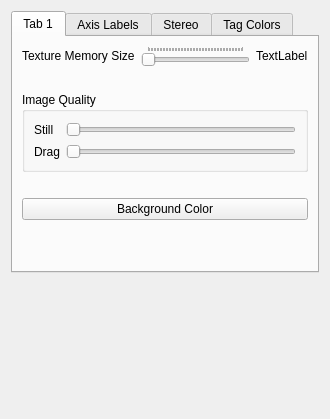
The window that src/preferenceswidget.ui (antonmx/posmotri) describes before a commit, drawn with Qt 5.
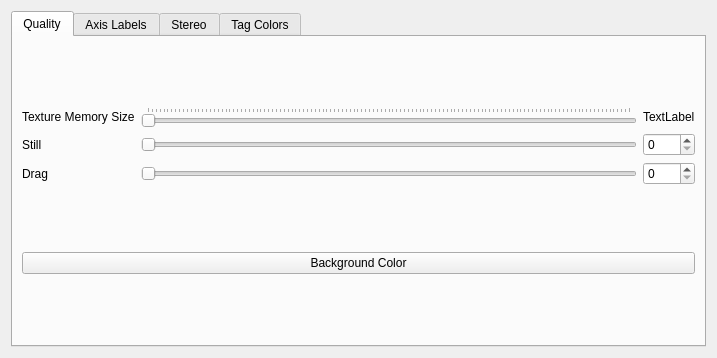
The same window after the commit.

Patch:
```diff
--- a/src/preferenceswidget.ui
+++ b/src/preferenceswidget.ui
@@ -6,8 +6,8 @@
    <rect>
     <x>0</x>
     <y>0</y>
-    <width>330</width>
-    <height>419</height>
+    <width>717</width>
+    <height>358</height>
    </rect>
   </property>
   <property name="sizePolicy">
@@ -16,18 +16,6 @@
     <verstretch>0</verstretch>
    </sizepolicy>
   </property>
-  <property name="minimumSize">
-   <size>
-    <width>220</width>
-    <height>200</height>
-   </size>
-  </property>
-  <property name="maximumSize">
-   <size>
-    <width>1000</width>
-    <height>1000</height>
-   </size>
-  </property>
   <property name="windowTitle">
    <string>Preferences</string>
   </property>
@@ -42,37 +30,18 @@
      </property>
      <widget class="QWidget" name="tab">
       <attribute name="title">
-       <string>Tab 1</string>
+       <string>Quality</string>
       </attribute>
       <layout class="QVBoxLayout">
        <item>
-        <layout class="QHBoxLayout">
-         <item>
-          <widget class="QLabel" name="label_10">
-           <property name="toolTip">
-            <string>&lt;!DOCTYPE HTML PUBLIC &quot;-//W3C//DTD HTML 4.0//EN&quot; &quot;http://www.w3.org/TR/REC-html40/strict.dtd&quot;&gt;
-&lt;html&gt;&lt;head&gt;&lt;meta name=&quot;qrichtext&quot; content=&quot;1&quot; /&gt;&lt;style type=&quot;text/css&quot;&gt;
-p, li { white-space: pre-wrap; }
-&lt;/style&gt;&lt;/head&gt;&lt;body style=&quot; font-family:'MS Shell Dlg 2'; font-size:8.25pt; font-weight:400; font-style:normal;&quot;&gt;
-&lt;p style=&quot; margin-top:0px; margin-bottom:0px; margin-left:0px; margin-right:0px; -qt-block-indent:0; text-indent:0px; font-size:8pt;&quot;&gt;&lt;span style=&quot; font-size:12pt;&quot;&gt;Specifies the texture memory that the graphics card has.  Drishti will try to fit in selected subvolume within the texture memory.  If it cannot be done then the volume is subsampled till it can be fit into the texture memory.&lt;/span&gt;&lt;/p&gt;
-&lt;p style=&quot;-qt-paragraph-type:empty; margin-top:0px; margin-bottom:0px; margin-left:0px; margin-right:0px; -qt-block-indent:0; text-indent:0px; font-size:12pt;&quot;&gt;&lt;/p&gt;
-&lt;p style=&quot; margin-top:0px; margin-bottom:0px; margin-left:0px; margin-right:0px; -qt-block-indent:0; text-indent:0px; font-size:12pt;&quot;&gt;Texture memory is used to store, apart from the volume data, other buffers that are needed for proper working of Drishti.&lt;/p&gt;&lt;/body&gt;&lt;/html&gt;</string>
-           </property>
-           <property name="whatsThis">
-            <string/>
-           </property>
-           <property name="text">
-            <string>Texture Memory Size</string>
-           </property>
-          </widget>
-         </item>
-         <item>
+        <layout class="QGridLayout" name="gridLayout">
+         <item row="0" column="1">
           <widget class="QSlider" name="m_textureMemorySize">
            <property name="minimum">
             <number>128</number>
            </property>
            <property name="maximum">
-            <number>8192</number>
+            <number>16000</number>
            </property>
            <property name="singleStep">
             <number>32</number>
@@ -91,63 +60,17 @@
            </property>
           </widget>
          </item>
-         <item>
-          <widget class="QLabel" name="label_12">
+         <item row="1" column="0">
+          <widget class="QLabel" name="label_6">
            <property name="text">
-            <string>TextLabel</string>
+            <string>Still</string>
            </property>
           </widget>
          </item>
-        </layout>
-       </item>
-       <item>
-        <spacer>
-         <property name="orientation">
-          <enum>Qt::Vertical</enum>
-         </property>
-         <property name="sizeType">
-          <enum>QSizePolicy::Minimum</enum>
-         </property>
-         <property name="sizeHint" stdset="0">
-          <size>
-           <width>20</width>
-           <height>20</height>
-          </size>
-         </property>
-        </spacer>
-       </item>
-       <item>
-        <widget class="QGroupBox" name="groupBox_2">
-         <property name="minimumSize">
-          <size>
-           <width>10</width>
-           <height>80</height>
-          </size>
-         </property>
-         <property name="maximumSize">
-          <size>
-           <width>1000</width>
-           <height>1000</height>
-          </size>
-         </property>
-         <property name="title">
-          <string>Image Quality</string>
-         </property>
-         <property name="checkable">
-          <bool>false</bool>
-         </property>
-         <layout class="QGridLayout">
-          <item row="0" column="0">
-           <widget class="QLabel" name="label_6">
-            <property name="text">
-             <string>Still</string>
-            </property>
-           </widget>
-          </item>
-          <item row="0" column="1">
-           <widget class="QSlider" name="m_still">
-            <property name="toolTip">
-             <string>&lt;!DOCTYPE HTML PUBLIC &quot;-//W3C//DTD HTML 4.0//EN&quot; &quot;http://www.w3.org/TR/REC-html40/strict.dtd&quot;&gt;
+         <item row="1" column="1">
+          <widget class="QSlider" name="m_still">
+           <property name="toolTip">
+            <string>&lt;!DOCTYPE HTML PUBLIC &quot;-//W3C//DTD HTML 4.0//EN&quot; &quot;http://www.w3.org/TR/REC-html40/strict.dtd&quot;&gt;
 &lt;html&gt;&lt;head&gt;&lt;meta name=&quot;qrichtext&quot; content=&quot;1&quot; /&gt;&lt;style type=&quot;text/css&quot;&gt;
 p, li { white-space: pre-wrap; }
 &lt;/style&gt;&lt;/head&gt;&lt;body style=&quot; font-family:'MS Shell Dlg 2'; font-size:8.25pt; font-weight:400; font-style:normal;&quot;&gt;
@@ -156,23 +79,37 @@
 &lt;p style=&quot; margin-top:0px; margin-bottom:0px; margin-left:0px; margin-right:0px; -qt-block-indent:0; text-indent:0px; font-size:12pt;&quot;&gt;The slider position is used to calculate number of interpolated samples per voxel.  Higher the number of samples better is the image quality.&lt;/p&gt;
 &lt;p style=&quot;-qt-paragraph-type:empty; margin-top:0px; margin-bottom:0px; margin-left:0px; margin-right:0px; -qt-block-indent:0; text-indent:0px; font-size:12pt;&quot;&gt;&lt;/p&gt;
 &lt;p style=&quot; margin-top:0px; margin-bottom:0px; margin-left:0px; margin-right:0px; -qt-block-indent:0; text-indent:0px; font-size:12pt;&quot;&gt;Image rendering might become slower for higher values.&lt;/p&gt;&lt;/body&gt;&lt;/html&gt;</string>
-            </property>
-            <property name="orientation">
-             <enum>Qt::Horizontal</enum>
-            </property>
-           </widget>
-          </item>
-          <item row="1" column="0">
-           <widget class="QLabel" name="label_7">
-            <property name="text">
-             <string>Drag</string>
-            </property>
-           </widget>
-          </item>
-          <item row="1" column="1">
-           <widget class="QSlider" name="m_drag">
-            <property name="toolTip">
-             <string>&lt;!DOCTYPE HTML PUBLIC &quot;-//W3C//DTD HTML 4.0//EN&quot; &quot;http://www.w3.org/TR/REC-html40/strict.dtd&quot;&gt;
+           </property>
+           <property name="orientation">
+            <enum>Qt::Horizontal</enum>
+           </property>
+          </widget>
+         </item>
+         <item row="0" column="2">
+          <widget class="QLabel" name="label_12">
+           <property name="text">
+            <string>TextLabel</string>
+           </property>
+          </widget>
+         </item>
+         <item row="0" column="0">
+          <widget class="QLabel" name="label_10">
+           <property name="text">
+            <string>Texture Memory Size</string>
+           </property>
+          </widget>
+         </item>
+         <item row="2" column="0">
+          <widget class="QLabel" name="label_7">
+           <property name="text">
+            <string>Drag</string>
+           </property>
+          </widget>
+         </item>
+         <item row="2" column="1">
+          <widget class="QSlider" name="m_drag">
+           <property name="toolTip">
+            <string>&lt;!DOCTYPE HTML PUBLIC &quot;-//W3C//DTD HTML 4.0//EN&quot; &quot;http://www.w3.org/TR/REC-html40/strict.dtd&quot;&gt;
 &lt;html&gt;&lt;head&gt;&lt;meta name=&quot;qrichtext&quot; content=&quot;1&quot; /&gt;&lt;style type=&quot;text/css&quot;&gt;
 p, li { white-space: pre-wrap; }
 &lt;/style&gt;&lt;/head&gt;&lt;body style=&quot; font-family:'MS Shell Dlg 2'; font-size:8.25pt; font-weight:400; font-style:normal;&quot;&gt;
@@ -181,30 +118,19 @@
 &lt;p style=&quot; margin-top:0px; margin-bottom:0px; margin-left:0px; margin-right:0px; -qt-block-indent:0; text-indent:0px; font-size:12pt;&quot;&gt;The slider position is used to calculate number of interpolated samples per voxel.  Higher the number of samples better is the image quality.&lt;/p&gt;
 &lt;p style=&quot;-qt-paragraph-type:empty; margin-top:0px; margin-bottom:0px; margin-left:0px; margin-right:0px; -qt-block-indent:0; text-indent:0px; font-size:12pt;&quot;&gt;&lt;/p&gt;
 &lt;p style=&quot; margin-top:0px; margin-bottom:0px; margin-left:0px; margin-right:0px; -qt-block-indent:0; text-indent:0px; font-size:12pt;&quot;&gt;Set the slider position to a smaller value in order to maintain interactivity.  Image will be drawn with smaller number of samples, in turn boosting the rendering speed.  The image quality will degrade for lower values.&lt;/p&gt;&lt;/body&gt;&lt;/html&gt;</string>
-            </property>
-            <property name="orientation">
-             <enum>Qt::Horizontal</enum>
-            </property>
-           </widget>
-          </item>
-         </layout>
-        </widget>
-       </item>
-       <item>
-        <spacer>
-         <property name="orientation">
-          <enum>Qt::Vertical</enum>
-         </property>
-         <property name="sizeType">
-          <enum>QSizePolicy::Minimum</enum>
-         </property>
-         <property name="sizeHint" stdset="0">
-          <size>
-           <width>20</width>
-           <height>20</height>
-          </size>
-         </property>
-        </spacer>
+           </property>
+           <property name="orientation">
+            <enum>Qt::Horizontal</enum>
+           </property>
+          </widget>
+         </item>
+         <item row="1" column="2">
+          <widget class="QSpinBox" name="m_stillSB"/>
+         </item>
+         <item row="2" column="2">
+          <widget class="QSpinBox" name="m_dragSB"/>
+         </item>
+        </layout>
        </item>
        <item>
         <widget class="QPushButton" name="m_bgcolor">
@@ -220,19 +146,6 @@
          </property>
         </widget>
        </item>
-       <item>
-        <spacer>
-         <property name="orientation">
-          <enum>Qt::Vertical</enum>
-         </property>
-         <property name="sizeHint" stdset="0">
-          <size>
-           <width>20</width>
-           <height>40</height>
-          </size>
-         </property>
-        </spacer>
-       </item>
       </layout>
      </widget>
      <widget class="QWidget" name="tab_2">
@@ -590,19 +503,6 @@
      </widget>
     </widget>
    </item>
-   <item>
-    <spacer>
-     <property name="orientation">
-      <enum>Qt::Vertical</enum>
-     </property>
-     <property name="sizeHint" stdset="0">
-      <size>
-       <width>20</width>
-       <height>40</height>
-      </size>
-     </property>
-    </spacer>
-   </item>
   </layout>
  </widget>
  <resources/>
```
Left out of the diff: 237 changed lines with no effect on the pictures.
